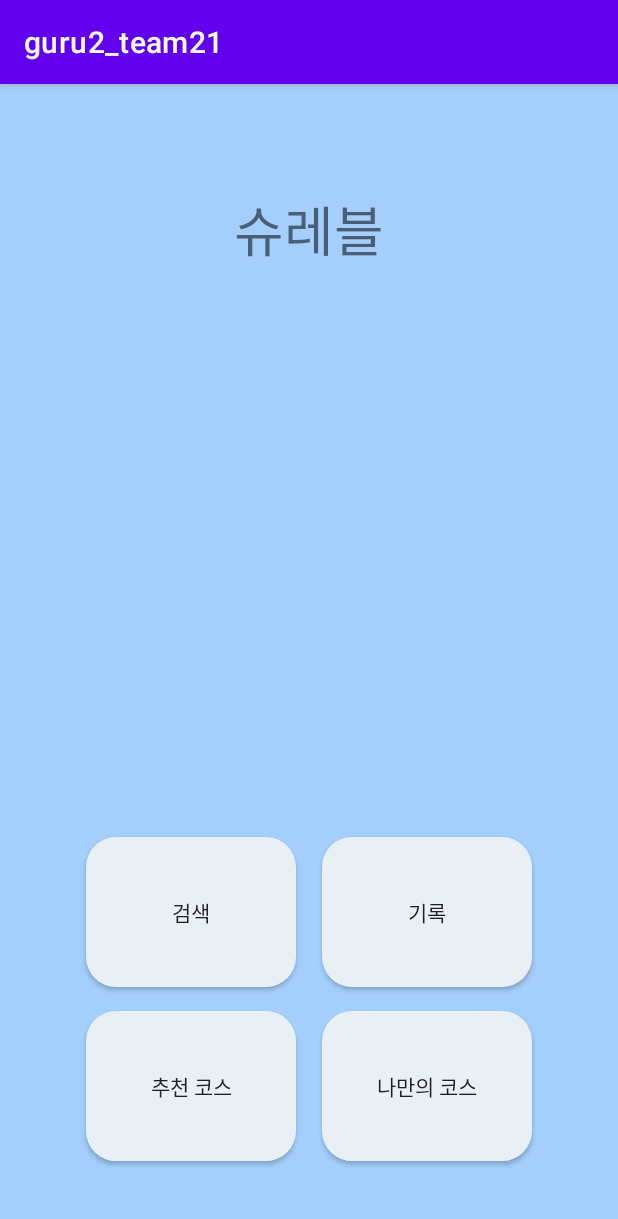
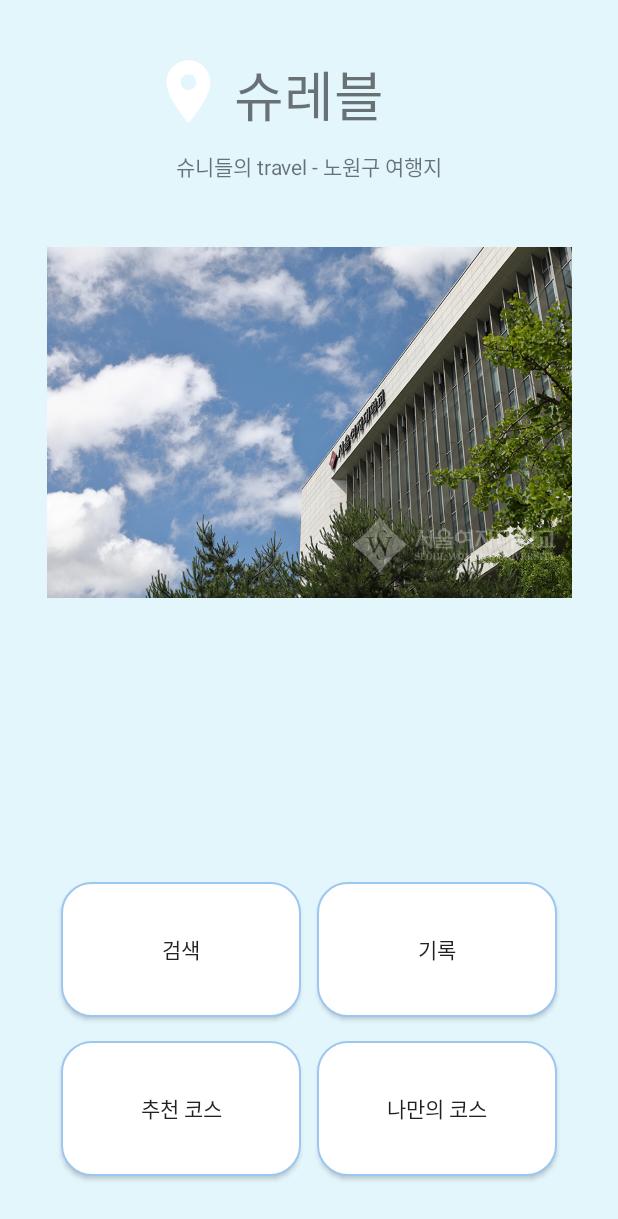
Before and after one commit to Hyobeen-Park/guru2_team21, an Android app: the screen it shows after launch (MainActivity), on a phone screen of 412 x 824 dp. Shown: the top 1219 px of the screen. Run offline under Robolectric (Android 15) with nearby library versions, the phone set to English and light mode, and no system bars.

Commit message:
시작화면 그림과 아이콘 추가 및 MainActivity 수정

```diff
--- a/app/src/main/AndroidManifest.xml
+++ b/app/src/main/AndroidManifest.xml
@@ -16,7 +16,8 @@
         <activity
             android:name=".SearchActivity"
             android:parentActivityName=".MainActivity"></activity>
-        <activity android:name=".MainActivity">
+        <activity android:name=".MainActivity"
+            android:theme="@style/Theme.AppCompat.Light.NoActionBar"> //액션바 보이지 않도록
             <intent-filter>
                 <action android:name="android.intent.action.MAIN" />
 
--- a/app/src/main/java/com/example/guru2_team21/MainActivity.kt
+++ b/app/src/main/java/com/example/guru2_team21/MainActivity.kt
@@ -1,11 +1,49 @@
 package com.example.guru2_team21
 
 import android.os.Bundle
+import android.widget.Button
+import android.widget.ImageView
+import android.widget.TextView
 import androidx.appcompat.app.AppCompatActivity
 
 class MainActivity : AppCompatActivity() {
+    lateinit var search : Button
+    lateinit var record : Button
+    lateinit var rec_route : Button
+    lateinit var my_route : Button
+    lateinit var maintext : TextView
+    lateinit var subtext : TextView
+    lateinit var place_logo : ImageView
+    lateinit var start_school : ImageView
+
     override fun onCreate(savedInstanceState: Bundle?) {
         super.onCreate(savedInstanceState)
         setContentView(R.layout.activity_main)
+
+        search = findViewById(R.id.search)
+        record = findViewById(R.id.record)
+        rec_route = findViewById(R.id.rec_route)
+        my_route = findViewById(R.id.my_route)
+        maintext = findViewById(R.id.Maintext)
+        subtext = findViewById(R.id.Subtext)
+        place_logo = findViewById(R.id.place_logo)
+        start_school = findViewById(R.id.start_school)
+
+        search.setOnClickListener {
+
+        }
+
+        record.setOnClickListener {
+
+        }
+
+        rec_route.setOnClickListener {
+
+        }
+
+        my_route.setOnClickListener {
+
+        }
+
     }
 }
--- a/app/src/main/res/drawable/round.xml
+++ b/app/src/main/res/drawable/round.xml
@@ -1,7 +1,8 @@
 <?xml version="1.0" encoding="utf-8"?>
 <shape xmlns:android="http://schemas.android.com/apk/res/android">
-    <solid android:color="#E8F0F6"
-        />
+    <solid android:color="#FFF" />
+    <stroke android:color="#9cc7f0"
+        android:width="1dp"/>
     <corners
         android:bottomLeftRadius="20dp"
         android:bottomRightRadius="20dp"
--- /dev/null
+++ b/app/src/main/res/drawable/start_place_image.xml
@@ -0,0 +1,5 @@
+<vector android:height="24dp" android:tint="#FFFFFF"
+    android:viewportHeight="24" android:viewportWidth="24"
+    android:width="24dp" xmlns:android="http://schemas.android.com/apk/res/android">
+    <path android:fillColor="@android:color/white" android:pathData="M12,2C8.13,2 5,5.13 5,9c0,5.25 7,13 7,13s7,-7.75 7,-13c0,-3.87 -3.13,-7 -7,-7zM12,11.5c-1.38,0 -2.5,-1.12 -2.5,-2.5s1.12,-2.5 2.5,-2.5 2.5,1.12 2.5,2.5 -1.12,2.5 -2.5,2.5z"/>
+</vector>
--- a/app/src/main/res/layout/activity_main.xml
+++ b/app/src/main/res/layout/activity_main.xml
@@ -4,66 +4,70 @@
     xmlns:tools="http://schemas.android.com/tools"
     android:layout_width="match_parent"
     android:layout_height="match_parent"
-    android:background="#6D2C8FF8"
+    android:background="#61BEEFFF  "
     tools:context=".MainActivity">
 
     <android.widget.Button
         android:id="@+id/search"
-        android:layout_width="140dp"
-        android:layout_height="100dp"
+        android:layout_width="160dp"
+        android:layout_height="90dp"
         android:layout_marginStart="40dp"
+        android:layout_marginEnd="5dp"
         android:layout_marginBottom="16dp"
         android:background="@drawable/round"
         android:text="검색"
-        app:layout_constraintBottom_toTopOf="@+id/recroute"
+        app:layout_constraintBottom_toTopOf="@+id/rec_route"
         app:layout_constraintEnd_toStartOf="@+id/record"
         app:layout_constraintHorizontal_bias="0.5"
         app:layout_constraintStart_toStartOf="parent" />
 
     <android.widget.Button
         android:id="@+id/record"
-        android:layout_width="140dp"
-        android:layout_height="100dp"
+        android:layout_width="160dp"
+        android:layout_height="90dp"
+        android:layout_marginStart="5dp"
         android:layout_marginEnd="40dp"
         android:layout_marginBottom="16dp"
         android:background="@drawable/round"
         android:text="기록"
-        app:layout_constraintBottom_toTopOf="@+id/myroute"
+        app:layout_constraintBottom_toTopOf="@+id/my_route"
         app:layout_constraintEnd_toEndOf="parent"
         app:layout_constraintHorizontal_bias="0.5"
         app:layout_constraintStart_toEndOf="@+id/search" />
 
     <android.widget.Button
-        android:id="@+id/recroute"
-        android:layout_width="140dp"
-        android:layout_height="100dp"
+        android:id="@+id/rec_route"
+        android:layout_width="160dp"
+        android:layout_height="90dp"
         android:layout_marginStart="40dp"
-        android:layout_marginBottom="50dp"
+        android:layout_marginEnd="5dp"
+        android:layout_marginBottom="40dp"
         android:background="@drawable/round"
         android:text="추천 코스"
         app:layout_constraintBottom_toBottomOf="parent"
-        app:layout_constraintEnd_toStartOf="@+id/myroute"
+        app:layout_constraintEnd_toStartOf="@+id/my_route"
         app:layout_constraintHorizontal_bias="0.5"
         app:layout_constraintStart_toStartOf="parent" />
 
     <android.widget.Button
-        android:id="@+id/myroute"
-        android:layout_width="140dp"
-        android:layout_height="100dp"
+        android:id="@+id/my_route"
+        android:layout_width="160dp"
+        android:layout_height="90dp"
+        android:layout_marginStart="5dp"
         android:layout_marginEnd="40dp"
-        android:layout_marginBottom="50dp"
+        android:layout_marginBottom="40dp"
         android:background="@drawable/round"
         android:text="나만의 코스"
         app:layout_constraintBottom_toBottomOf="parent"
         app:layout_constraintEnd_toEndOf="parent"
         app:layout_constraintHorizontal_bias="0.5"
-        app:layout_constraintStart_toEndOf="@+id/recroute" />
+        app:layout_constraintStart_toEndOf="@+id/rec_route" />
 
     <TextView
-        android:id="@+id/textView"
+        android:id="@+id/Maintext"
         android:layout_width="wrap_content"
         android:layout_height="wrap_content"
-        android:layout_marginTop="70dp"
+        android:layout_marginTop="36dp"
         android:fontFamily="sans-serif"
         android:text="슈레블"
         android:textSize="36sp"
@@ -71,4 +75,36 @@
         app:layout_constraintStart_toStartOf="parent"
         app:layout_constraintTop_toTopOf="parent"
         tools:ignore="MissingConstraints" />
+
+    <TextView
+        android:id="@+id/Subtext"
+        android:layout_width="wrap_content"
+        android:layout_height="wrap_content"
+        android:layout_marginTop="10dp"
+        android:text="슈니들의 travel - 노원구 여행지"
+        app:layout_constraintEnd_toEndOf="parent"
+        app:layout_constraintStart_toStartOf="parent"
+        app:layout_constraintTop_toBottomOf="@+id/Maintext" />
+
+    <ImageView
+        android:id="@+id/place_logo"
+        android:layout_width="50dp"
+        android:layout_height="50dp"
+        android:layout_marginTop="36dp"
+        android:layout_marginEnd="5dp"
+        app:layout_constraintEnd_toStartOf="@+id/Maintext"
+        app:layout_constraintTop_toTopOf="parent"
+        app:srcCompat="@drawable/start_place_image" />
+
+    <ImageView
+        android:id="@+id/start_school"
+        android:layout_width="350dp"
+        android:layout_height="290dp"
+        android:layout_marginStart="40dp"
+        android:layout_marginTop="15dp"
+        android:layout_marginEnd="40dp"
+        app:layout_constraintEnd_toEndOf="parent"
+        app:layout_constraintStart_toStartOf="parent"
+        app:layout_constraintTop_toBottomOf="@+id/Subtext"
+        app:srcCompat="@drawable/start_school" />
 </androidx.constraintlayout.widget.ConstraintLayout>
--- /dev/null
+++ b/app/src/main/res/layout/activity_myroute.xml
@@ -0,0 +1,6 @@
+<?xml version="1.0" encoding="utf-8"?>
+<androidx.constraintlayout.widget.ConstraintLayout
+    xmlns:android="http://schemas.android.com/apk/res/android" android:layout_width="match_parent"
+    android:layout_height="match_parent">
+
+</androidx.constraintlayout.widget.ConstraintLayout>
```
Also changed, not shown: app/src/main/res/drawable/start_image.jpg (added), app/src/main/res/drawable/start_school.jpg (added).
